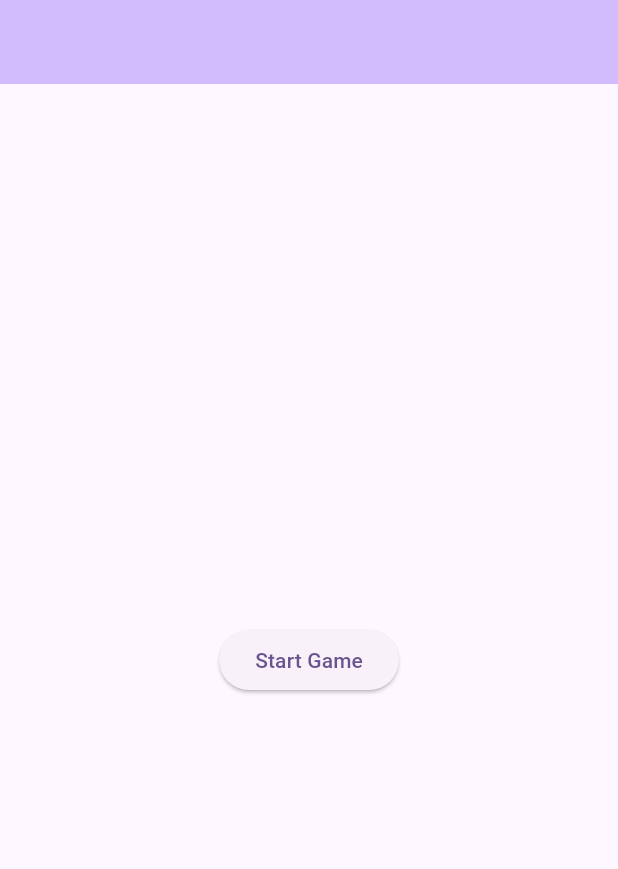
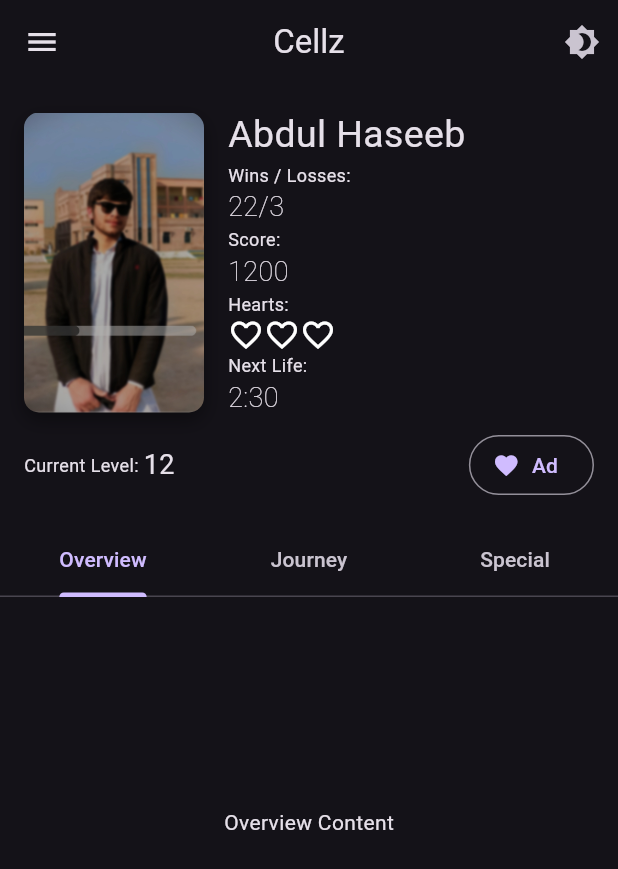
Before and after one commit to HaseebKahn365/cellz_modified_beta, a Flutter app: the screen it shows after launch, on a phone screen of 412 x 824 dp. Shown: the top 869 px of the screen. Run offline on Flutter 3.47's test engine with Material 3 defaults, Android fonts, the phone set to English and light mode, and no system bars; missing offline and left inert: flame.

Commit message:
added new GUI

```diff
--- a/lib/level_screens/level1.dart
+++ b/lib/level_screens/level1.dart
@@ -23,6 +23,7 @@ class Level1 extends StatelessWidget {
             child: Column(
               children: [
                 FloatingActionButton(
+                  heroTag: null,
                   onPressed: () async {
                     await game.zoomIn();
                   },
@@ -35,6 +36,7 @@ class Level1 extends StatelessWidget {
                     await game.resetZoom();
                   },
                   child: FloatingActionButton(
+                    heroTag: null,
                     onPressed: game.zoomOut,
                     child: Icon(Icons.zoom_out),
                   ),
@@ -48,6 +50,7 @@ class Level1 extends StatelessWidget {
               child: Row(
                 children: [
                   FloatingActionButton(
+                    heroTag: null,
                     onPressed: () async {
                       await game.moveRight();
                     },
@@ -57,6 +60,7 @@ class Level1 extends StatelessWidget {
                   Column(
                     children: [
                       FloatingActionButton(
+                        heroTag: null,
                         onPressed: () async {
                           await game.moveDown();
                         }, // Keep this to avoid errors, but the action is handled by long press
@@ -64,6 +68,7 @@ class Level1 extends StatelessWidget {
                       ),
                       SizedBox(height: 20),
                       FloatingActionButton(
+                        heroTag: null,
                         onPressed: () async {
                           await game.moveUp();
                         },
@@ -73,6 +78,7 @@ class Level1 extends StatelessWidget {
                   ),
                   SizedBox(width: 10),
                   FloatingActionButton(
+                    heroTag: null,
                     onPressed: () async {
                       await game.moveLeft();
                     },
--- /dev/null
+++ b/lib/screens.dart/demo_home_screen.dart
@@ -0,0 +1,175 @@
+// ignore_for_file: prefer_const_constructors, prefer_const_literals_to_create_immutables
+
+import 'package:flutter/material.dart';
+
+class CellzApp extends StatelessWidget {
+  @override
+  Widget build(BuildContext context) {
+    return MaterialApp(
+        debugShowCheckedModeBanner: false,
+        home: HomeScreen(),
+        theme: ThemeData(
+          // colorScheme: ColorScheme.fromSwatch(primarySwatch: Colors.deepPurple),
+          brightness: Brightness.dark,
+        ));
+  }
+}
+
+class HomeScreen extends StatelessWidget {
+  @override
+  Widget build(BuildContext context) {
+    return Scaffold(
+      appBar: AppBar(
+        leading: Icon(Icons.menu),
+        title: Text('Cellz'),
+        centerTitle: true,
+        actions: [
+          //icon to toggle brightness
+          IconButton(
+            icon: Icon(Icons.brightness_4),
+            onPressed: () {},
+          ),
+        ],
+      ),
+      body: SingleChildScrollView(
+        child: Column(
+          children: [
+            ProfileSection(),
+            TabSection(),
+          ],
+        ),
+      ),
+    );
+  }
+}
+
+class ProfileSection extends StatelessWidget {
+  @override
+  Widget build(BuildContext context) {
+    return Container(
+      padding: EdgeInsets.all(16.0),
+      child: Column(
+        children: [
+          Row(
+            children: [
+              // CircleAvatar(
+              //   radius: 60,
+              //   backgroundImage: NetworkImage('https://via.placeholder.com/150'),
+              // ),
+              Container(
+                width: 120,
+                height: 200,
+                decoration: BoxDecoration(
+                  borderRadius: BorderRadius.circular(10),
+                  boxShadow: [
+                    BoxShadow(
+                      color: Colors.black.withOpacity(0.4),
+                      blurRadius: 10,
+                      offset: Offset(0, 5),
+                    ),
+                  ],
+                  image: DecorationImage(
+                    image: Image.asset('assets/images/5.jpg').image,
+                    fit: BoxFit.cover,
+                  ),
+                ),
+              ),
+              SizedBox(width: 16),
+              Column(
+                crossAxisAlignment: CrossAxisAlignment.start,
+                children: [
+                  Text(
+                    'Abdul Haseeb',
+                    style: TextStyle(fontSize: 25, fontWeight: FontWeight.w400),
+                  ),
+                  Text('Wins / Losses:', style: TextStyle(fontSize: 12)),
+                  //22/3
+                  Row(
+                    children: [
+                      Text('22',
+                          style: TextStyle(
+                            fontSize: 18,
+                            fontWeight: FontWeight.w200,
+                          )),
+                      Text('/', style: TextStyle(fontSize: 18, fontWeight: FontWeight.w200)),
+                      Text('3', style: TextStyle(fontSize: 18, fontWeight: FontWeight.w200)),
+                    ],
+                  ),
+
+                  Text('Score:', style: TextStyle(fontSize: 12)),
+                  // 1200
+                  Text('1200', style: TextStyle(fontSize: 18, fontWeight: FontWeight.w200)),
+
+                  // hearts
+                  Text('Hearts:',
+                      style: TextStyle(
+                        fontSize: 12,
+                      )),
+                  Row(
+                    children: [
+                      Icon(Icons.favorite_border),
+                      Icon(Icons.favorite_border),
+                      Icon(Icons.favorite_border),
+                    ],
+                  ),
+
+                  Text('Next Life:', style: TextStyle(fontSize: 12)),
+                  // 2:30
+                  Text('2:30', style: TextStyle(fontSize: 18, fontWeight: FontWeight.w200)),
+                ],
+              ),
+            ],
+          ),
+          SizedBox(height: 8),
+          Row(
+            mainAxisAlignment: MainAxisAlignment.spaceBetween,
+            children: [
+              Row(
+                children: [
+                  Text('Current Level: ', style: TextStyle(fontSize: 12)),
+                  Text('12', style: TextStyle(fontSize: 18)),
+                ],
+              ),
+              //elevated button with icon
+              OutlinedButton.icon(
+                onPressed: () {},
+                icon: Icon(Icons.favorite),
+                label: Text('Ad'),
+              ),
+            ],
+          ),
+        ],
+      ),
+    );
+  }
+}
+
+class TabSection extends StatelessWidget {
+  @override
+  Widget build(BuildContext context) {
+    return DefaultTabController(
+      length: 3,
+      child: Column(
+        children: [
+          TabBar(
+            tabs: [
+              Tab(text: 'Overview'),
+              Tab(text: 'Journey'),
+              Tab(text: 'Special'),
+            ],
+          ),
+          Container(
+            height: 300,
+            child: TabBarView(
+              children: [
+                Center(child: Text('Overview Content')),
+                Center(child: Text('Journey Content')),
+                Center(child: Text('Special Content')),
+              ],
+            ),
+          ),
+        ],
+      ),
+    );
+  }
+}
--- a/pubspec.yaml
+++ b/pubspec.yaml
@@ -60,9 +60,8 @@ flutter:
   uses-material-design: true
 
   # To add assets to your application, add an assets section, like this:
-  # assets:
-  #   - images/a_dot_burr.jpeg
-  #   - images/a_dot_ham.jpeg
+  assets:
+    - assets/images/
 
   # An image asset can refer to one or more resolution-specific "variants", see
   # https://flutter.dev/assets-and-images/#resolution-aware
```
Also changed, not shown: lib/main.dart (+29 -20 lines), lib/screens.dart/level_parralax_widget.dart (added, +73 -0 lines), lib/screens.dart/parralax_bg.dart (added, +47 -0 lines), assets/images/1.png (added), assets/images/2.png (added), assets/images/3.png (added), assets/images/4.png (added), assets/images/5.jpg (added).
